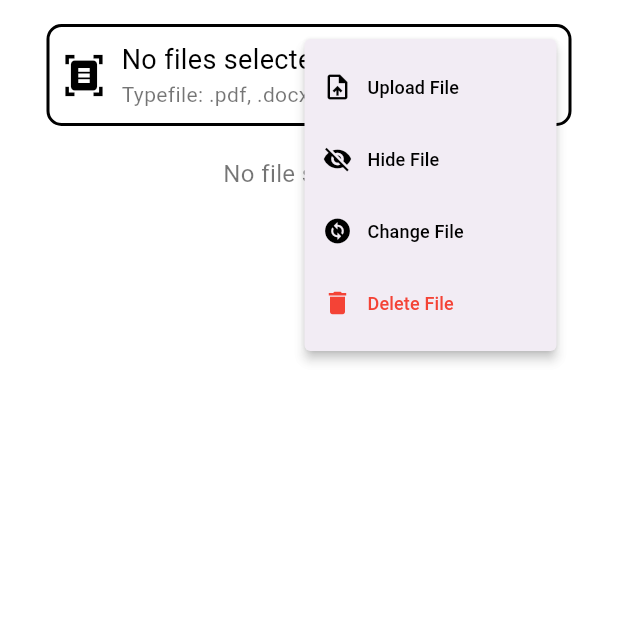
After one commit to wael-saif23/some-logic, a Flutter app: the UploadFiles screen opened directly, after a tap on the "more vert" icon, on a phone screen of 412 x 824 dp, the top half of it. The commit adds this screen. Run offline on Flutter 3.47's test engine with Material 3 defaults, Android fonts, the phone set to English and light mode, and no system bars; our stand-ins replace file_picker, image_picker, video_player; missing offline and left inert: syncfusion_flutter_pdfviewer.

Commit message:
Add UploadFiles widget for file upload and PDF viewing functionality

```diff
--- a/lib/core/layout/main_shell.dart
+++ b/lib/core/layout/main_shell.dart
@@ -3,6 +3,7 @@ import 'package:some_logic/views/one/%D9%8DSingle_selections.dart';
 import 'package:some_logic/views/one/image_selection.dart';
 import 'package:some_logic/views/one/multi_selections.dart';
 import 'package:some_logic/views/one/toggle_selections.dart';
+import 'package:some_logic/views/two/upload_files.dart';
 import 'package:some_logic/views/two/upload_image.dart';
 import 'package:some_logic/views/two/upload_multi_images.dart';
 import 'package:some_logic/views/two/upload_video.dart';
@@ -25,6 +26,7 @@ class _MainShellState extends State<MainShell> {
     UploadImage(),
     UploadMultiImages(),
     UploadVideo(),
+    UploadFiles(),
   ];
 
   int _currentIndex = 0;
--- /dev/null
+++ b/lib/views/two/upload_files.dart
@@ -0,0 +1,212 @@
+import 'package:file_picker/file_picker.dart';
+import 'package:flutter/material.dart';
+import 'dart:io';
+
+import 'package:syncfusion_flutter_pdfviewer/pdfviewer.dart';
+
+class UploadFiles extends StatefulWidget {
+  const UploadFiles({super.key});
+
+  @override
+  State<UploadFiles> createState() => _UploadFilesState();
+}
+
+class _UploadFilesState extends State<UploadFiles> {
+  String? _selectedFilePath;
+  String? _selectedFileName;
+  bool _isShowingFilePicker = false;
+  Future<void> _uploadFiles() async {
+    FilePickerResult? result = await FilePicker.platform.pickFiles(
+      type: FileType.custom,
+      allowedExtensions: ['pdf', 'docx', 'txt'], // Specify allowed file types
+      dialogTitle: 'Select a file',
+      allowCompression: true, // Optional: Enable compression for large files
+    );
+    if (result == null) {
+      return; // User canceled the picker
+    }
+    File file = File(result.files.single.path!);
+    setState(() {
+      _selectedFilePath = file.path;
+      _selectedFileName = result.files.single.name;
+      Navigator.pop(context);
+    });
+  }
+
+  @override
+  Widget build(BuildContext context) {
+    return Scaffold(
+      backgroundColor: Colors.white54,
+      body: SafeArea(
+        child: Center(
+          child: Padding(
+            padding: const EdgeInsets.all(16.0),
+            child: Column(
+              children: [
+                Container(
+                  width: 350,
+                  decoration: BoxDecoration(
+                    color: Colors.white.withOpacity(0.1),
+                    border: Border.all(color: Colors.black, width: 2),
+                    borderRadius: BorderRadius.circular(10),
+                  ),
+                  child: Center(
+                    child: Padding(
+                      padding: const EdgeInsets.all(8.0),
+                      child: Row(
+                        children: [
+                          Icon(
+                            Icons.document_scanner,
+                            color: Colors.black,
+                            size: 30,
+                          ),
+                          SizedBox(width: 10),
+                          Column(
+                            crossAxisAlignment: CrossAxisAlignment.start,
+                            children: [
+                              SizedBox(
+                                width: 200,
+                                child: Text(
+                                  _selectedFileName ?? 'No files selected',
+                                  maxLines: 1,
+                                  overflow: TextOverflow.ellipsis,
+                                  softWrap: false,
+                                  style: TextStyle(
+                                    color: Colors.black,
+                                    fontSize: 18,
+                                  ),
+                                ),
+                              ),
+
+                              Text(
+                                'Typefile: .pdf, .docx, .txt',
+                                style: TextStyle(
+                                  color: Colors.black54,
+                                  fontSize: 14,
+                                ),
+                              ),
+                            ],
+                          ),
+                          Spacer(),
+                          PopupMenuButton(
+                            itemBuilder: (context) {
+                              return [
+                                // Upload File
+                                PopupMenuItem(
+                                  child: popupItem(
+                                    onPressed: _uploadFiles,
+                                    title: 'Upload File',
+                                    icon: Icons.upload_file,
+                                  ),
+                                ),
+                                // View File
+                                PopupMenuItem(
+                                  child: popupItem(
+                                    onPressed: () {
+                                      _isShowingFilePicker != true
+                                          ? _isShowingFilePicker = true
+                                          : _isShowingFilePicker = false;
+                                      setState(() {});
+                                      Navigator.pop(context);
+                                    },
+                                    title:
+                                        _isShowingFilePicker
+                                            ? 'View File'
+                                            : "Hide File",
+                                    icon:
+                                        _isShowingFilePicker
+                                            ? Icons.visibility
+                                            : Icons.visibility_off,
+                                  ),
+                                ),
+                                // change File
+                                PopupMenuItem(
+                                  child: popupItem(
+                                    onPressed: () {
+                                      _isShowingFilePicker = false;
+                                      _uploadFiles();
+                                      Navigator.pop(context);
+                                    },
+                                    title: 'Change File',
+                                    icon: Icons.change_circle,
+                                  ),
+                                ),
+                                // Delete File
+                                PopupMenuItem(
+                                  child: popupItem(
+                                    onPressed: () {
+                                      setState(() {
+                                        _isShowingFilePicker = false;
+                                        _selectedFilePath = null;
+                                        _selectedFileName = null;
+                                      });
+                                      Navigator.pop(context);
+                                    },
+                                    title: 'Delete File',
+                                    icon: Icons.delete,
+                                    iconColor: Colors.red,
+                                    textColor: Colors.red,
+                                  ),
+                                ),
+                              ];
+                            },
+                          ),
+                        ],
+                      ),
+                    ),
+                  ),
+                ),
+                SizedBox(height: 20),
+                // view selected file
+                _selectedFilePath != null
+                    ? Text(
+                      'Selected File: $_selectedFileName',
+                      style: TextStyle(color: Colors.black, fontSize: 16),
+                    )
+                    : Text(
+                      'No file selected',
+                      style: TextStyle(color: Colors.black54, fontSize: 16),
+                    ),
+                SizedBox(
+                  width: 350,
+                  height: 500,
+                  child:
+                      _selectedFilePath != null && _isShowingFilePicker != true
+                          ? SfPdfViewer.file(
+                            File(_selectedFilePath ?? ''),
+                            canShowScrollHead: false,
+                            canShowScrollStatus: false,
+                            enableDoubleTapZooming: true,
+                            enableDocumentLinkAnnotation: true,
+                            enableTextSelection: true,
+                            pageSpacing: 0.0,
+                          )
+                          : SizedBox.shrink(),
+                ),
+              ],
+            ),
+          ),
+        ),
+      ),
+    );
+  }
+
+  GestureDetector popupItem({
+    required void Function()? onPressed,
+    required String title,
+    required IconData icon,
+    Color iconColor = Colors.black,
+    Color textColor = Colors.black,
+  }) {
+    return GestureDetector(
+      onTap: onPressed,
+      child: Row(
+        children: [
+          Icon(icon, color: iconColor, size: 20),
+          SizedBox(width: 10),
+          Text(title, style: TextStyle(color: textColor, fontSize: 12)),
+        ],
+      ),
+    );
+  }
+}
--- a/pubspec.yaml
+++ b/pubspec.yaml
@@ -29,9 +29,11 @@ environment:
 # versions available, run `flutter pub outdated`.
 dependencies:
   cupertino_icons: ^1.0.8
+  file_picker: ^10.2.0
   flutter:
     sdk: flutter
   image_picker: ^1.1.2
+  syncfusion_flutter_pdfviewer: ^30.1.38
   video_player: ^2.10.0
 
 dev_dependencies:
```
Also changed, not shown: pubspec.lock, 5 other files.
